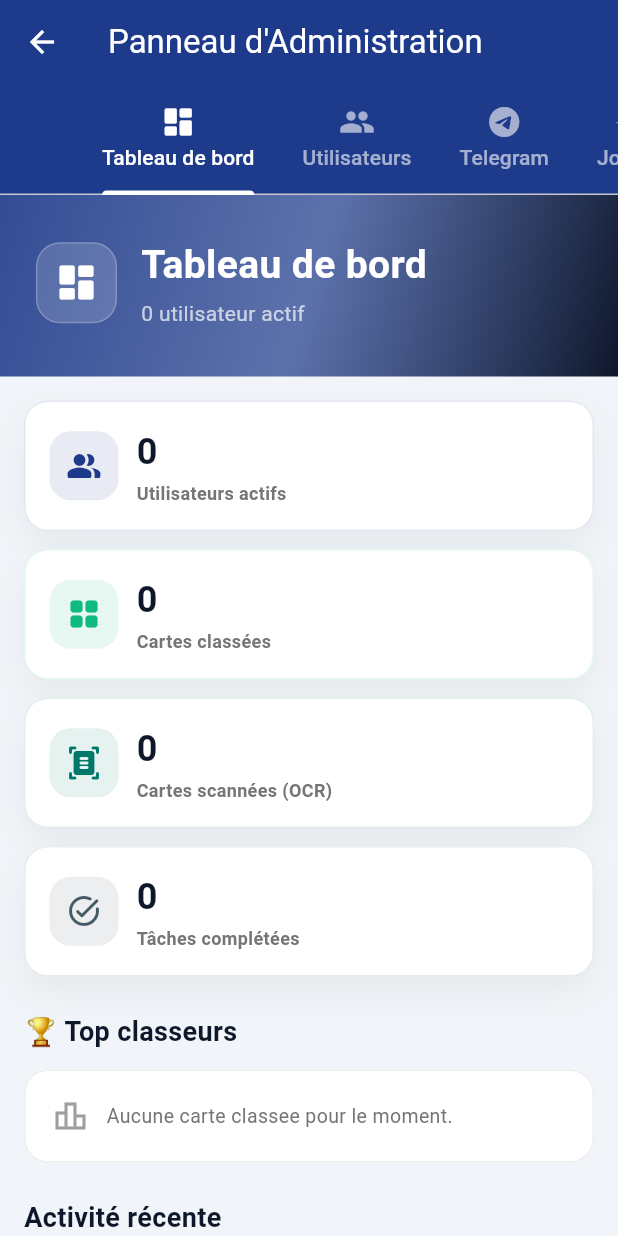
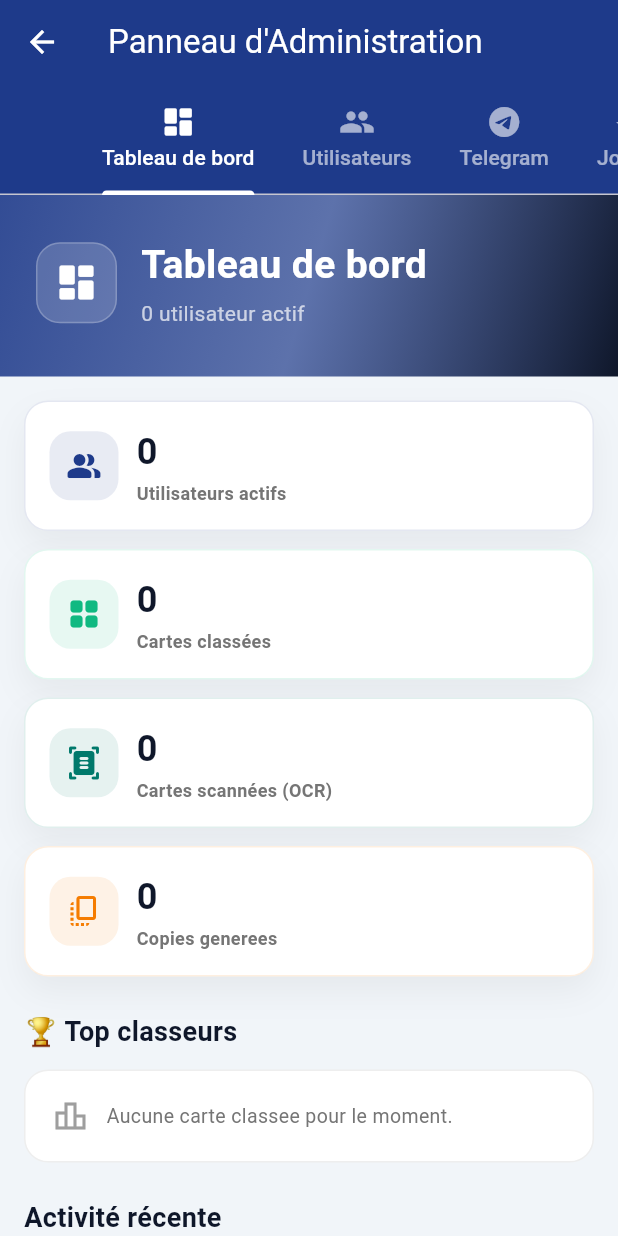
Before and after one commit to New7ech/card_manager, a Flutter app: the AdminScreen screen opened directly, on a phone screen of 412 x 824 dp. Run offline on Flutter 3.47's test engine with Material 3 defaults, Android fonts, the light colour scheme and no system bars; our stand-ins replace cloud_firestore, file_picker, firebase_auth, firebase_core, flutter_secure_storage, google_sign_in and 4 more; missing offline and left inert: bcrypt, pdfx; accounts and stored records are empty.

```diff
--- a/lib/screens/admin_screen.dart
+++ b/lib/screens/admin_screen.dart
@@ -3,6 +3,36 @@ import 'package:cloud_firestore/cloud_firestore.dart';
 import '../core/services/database_service.dart';
 import '../core/services/telegram_service.dart';
 import '../core/services/auth_service.dart';
+
+class _DashboardUserStats {
+  final int activeUsers;
+  final int classifiedCards;
+  final int duplicatedCards;
+  final int ocrCards;
+  final List<MapEntry<String, int>> topClassifiers;
+
+  const _DashboardUserStats({
+    required this.activeUsers,
+    required this.classifiedCards,
+    required this.duplicatedCards,
+    required this.ocrCards,
+    required this.topClassifiers,
+  });
+}
+
+class _RecentActivityEntry {
+  final String username;
+  final String action;
+  final int count;
+  final DateTime timestamp;
+
+  const _RecentActivityEntry({
+    required this.username,
+    required this.action,
+    required this.count,
+    required this.timestamp,
+  });
+}
 
 class AdminScreen extends StatefulWidget {
   const AdminScreen({super.key});
@@ -252,27 +282,34 @@ class _AdminScreenState extends State<AdminScreen> {
   }
 
   Widget _buildDashboardTab() {
-    final db = DatabaseService.instance;
-    final users = db.users;
-    final logs = db.logs;
-    final stats = db.stats;
     final primaryColor = Theme.of(context).colorScheme.primary;
     final secondaryColor = Theme.of(context).colorScheme.secondary;
 
-    final activeUsers = users.where((u) => u.status == 'active').length;
-    final classifiedCards = stats.totalClassement;
-    final ocrCards = stats.totalOcr;
-    const completedActions = ['Classement', 'Duplication', 'OCR'];
-    final completedTasks = logs
-        .where((log) => completedActions.contains(log.action))
-        .length;
+    return StreamBuilder<QuerySnapshot<Map<String, dynamic>>>(
+      stream: _usersCollection.snapshots(),
+      builder: (context, snapshot) {
+        if (snapshot.hasError) {
+          return Center(
+            child: Padding(
+              padding: const EdgeInsets.all(24),
+              child: Text(
+                'Impossible de charger les utilisateurs : ${snapshot.error}',
+                textAlign: TextAlign.center,
+              ),
+            ),
+          );
+        }
 
-    final topClassifiers =
-        stats.classementParUtilisateur.entries
-            .where((entry) => entry.value > 0)
-            .toList()
-          ..sort((a, b) => b.value.compareTo(a.value));
-    final recentLogs = logs.take(10).toList();
+        if (!snapshot.hasData) {
+          return const Center(child: CircularProgressIndicator());
+        }
+
+        final dashboardStats = _dashboardStatsFromUsers(snapshot.data!.docs);
+        final activeUsers = dashboardStats.activeUsers;
+        final classifiedCards = dashboardStats.classifiedCards;
+        final duplicatedCards = dashboardStats.duplicatedCards;
+        final ocrCards = dashboardStats.ocrCards;
+        final topClassifiers = dashboardStats.topClassifiers;
         final activeSubtitle = activeUsers > 1
             ? '$activeUsers utilisateurs actifs'
             : '$activeUsers utilisateur actif';
@@ -355,7 +392,7 @@ class _AdminScreenState extends State<AdminScreen> {
                       activeUsers: activeUsers,
                       classifiedCards: classifiedCards,
                       ocrCards: ocrCards,
-                  completedTasks: completedTasks,
+                      duplicatedCards: duplicatedCards,
                       primary: primaryColor,
                       secondary: secondaryColor,
                     ),
@@ -380,18 +417,121 @@ class _AdminScreenState extends State<AdminScreen> {
                     const SizedBox(height: 24),
                     _buildDashboardSectionTitle('Activité récente'),
                     const SizedBox(height: 12),
-                if (recentLogs.isEmpty)
-                  _buildEmptyDashboardState(
-                    Icons.history,
-                    'Aucune activite recente.',
-                  )
-                else
-                  ...recentLogs.map(_buildRecentActivityCard),
+                    _buildRecentActivitiesSection(),
                   ],
                 ),
               ),
             ],
           ),
+        );
+      },
+    );
+  }
+
+  _DashboardUserStats _dashboardStatsFromUsers(
+    Iterable<QueryDocumentSnapshot<Map<String, dynamic>>> docs,
+  ) {
+    var activeUsers = 0;
+    var classifiedCards = 0;
+    var duplicatedCards = 0;
+    var ocrCards = 0;
+    final topClassifiers = <MapEntry<String, int>>[];
+
+    for (final doc in docs) {
+      final data = doc.data();
+      if (data['status']?.toString() == 'active') {
+        activeUsers++;
+      }
+
+      final classement = _readUserStat(data, 'classement');
+      classifiedCards += classement;
+      duplicatedCards += _readUserStat(data, 'duplication');
+      ocrCards += _readUserStat(data, 'ocr');
+
+      if (classement > 0) {
+        topClassifiers.add(
+          MapEntry(data['username']?.toString() ?? 'Utilisateur', classement),
+        );
+      }
+    }
+
+    topClassifiers.sort((a, b) => b.value.compareTo(a.value));
+
+    return _DashboardUserStats(
+      activeUsers: activeUsers,
+      classifiedCards: classifiedCards,
+      duplicatedCards: duplicatedCards,
+      ocrCards: ocrCards,
+      topClassifiers: topClassifiers.take(5).toList(),
+    );
+  }
+
+  int _readUserStat(Map<String, dynamic> data, String key) {
+    final rawStats = data['stats'];
+    if (rawStats is Map) {
+      return _readInt(rawStats[key]);
+    }
+    return 0;
+  }
+
+  int _readInt(dynamic value) {
+    if (value is int) return value;
+    if (value is num) return value.toInt();
+    return int.tryParse(value?.toString() ?? '') ?? 0;
+  }
+
+  Widget _buildRecentActivitiesSection() {
+    return StreamBuilder<QuerySnapshot<Map<String, dynamic>>>(
+      stream: FirebaseFirestore.instance
+          .collection('activity_feed')
+          .orderBy('timestamp', descending: true)
+          .limit(20)
+          .snapshots(),
+      builder: (context, snapshot) {
+        if (snapshot.hasError) {
+          return _buildEmptyDashboardState(
+            Icons.error_outline,
+            'Impossible de charger l\'activite recente.',
+          );
+        }
+
+        if (!snapshot.hasData) {
+          return const Center(
+            child: Padding(
+              padding: EdgeInsets.all(16),
+              child: CircularProgressIndicator(),
+            ),
+          );
+        }
+
+        final activities = snapshot.data!.docs
+            .map(_recentActivityFromFirestoreDoc)
+            .toList();
+
+        if (activities.isEmpty) {
+          return _buildEmptyDashboardState(
+            Icons.history,
+            'Aucune activite recente.',
+          );
+        }
+
+        return Column(
+          children: activities.map(_buildRecentActivityCard).toList(),
+        );
+      },
+    );
+  }
+
+  _RecentActivityEntry _recentActivityFromFirestoreDoc(
+    QueryDocumentSnapshot<Map<String, dynamic>> doc,
+  ) {
+    final data = doc.data();
+
+    return _RecentActivityEntry(
+      username: data['username']?.toString() ?? 'Utilisateur',
+      action: data['action']?.toString() ?? 'Activite',
+      count: _readInt(data['count']),
+      timestamp: _readFirestoreDate(data['timestamp']),
     );
   }
 
@@ -399,7 +539,7 @@ class _AdminScreenState extends State<AdminScreen> {
     required int activeUsers,
     required int classifiedCards,
     required int ocrCards,
-    required int completedTasks,
+    required int duplicatedCards,
     required Color primary,
     required Color secondary,
   }) {
@@ -434,10 +574,10 @@ class _AdminScreenState extends State<AdminScreen> {
             color: Colors.teal.shade700,
           ),
           _buildKpiCard(
-            icon: Icons.task_alt_rounded,
-            value: completedTasks.toString(),
-            label: 'Tâches complétées',
-            color: Colors.blueGrey.shade700,
+            icon: Icons.copy_all_rounded,
+            value: duplicatedCards.toString(),
+            label: 'Copies generees',
+            color: Colors.orange.shade700,
           ),
         ];
 
@@ -621,8 +761,8 @@ class _AdminScreenState extends State<AdminScreen> {
     );
   }
 
-  Widget _buildRecentActivityCard(ActivityLog log) {
-    final color = _activityColor(log.action);
+  Widget _buildRecentActivityCard(_RecentActivityEntry activity) {
+    final color = _activityColor(activity.action);
 
     return Container(
       margin: const EdgeInsets.only(bottom: 10),
@@ -642,7 +782,7 @@ class _AdminScreenState extends State<AdminScreen> {
               color: color.withValues(alpha: 0.1),
               borderRadius: BorderRadius.circular(14),
             ),
-            child: Icon(_activityIcon(log.action), color: color, size: 22),
+            child: Icon(_activityIcon(activity.action), color: color, size: 22),
           ),
           const SizedBox(width: 12),
           Expanded(
@@ -653,7 +793,7 @@ class _AdminScreenState extends State<AdminScreen> {
                   children: [
                     Expanded(
                       child: Text(
-                        log.username,
+                        activity.username,
                         maxLines: 1,
                         overflow: TextOverflow.ellipsis,
                         style: const TextStyle(
@@ -665,7 +805,7 @@ class _AdminScreenState extends State<AdminScreen> {
                     ),
                     const SizedBox(width: 8),
                     Text(
-                      _formatLogTimestamp(log.timestamp),
+                      _formatLogTimestamp(activity.timestamp),
                       style: TextStyle(
                         color: Colors.grey.shade500,
                         fontSize: 11,
@@ -675,7 +815,7 @@ class _AdminScreenState extends State<AdminScreen> {
                 ),
                 const SizedBox(height: 4),
                 Text(
-                  log.details,
+                  _activityDetails(activity),
                   maxLines: 2,
                   overflow: TextOverflow.ellipsis,
                   style: TextStyle(color: Colors.grey.shade700, fontSize: 13),
@@ -691,7 +831,7 @@ class _AdminScreenState extends State<AdminScreen> {
                     borderRadius: BorderRadius.circular(8),
                   ),
                   child: Text(
-                    log.action,
+                    activity.action,
                     style: TextStyle(
                       color: color,
                       fontSize: 10,
@@ -705,6 +845,20 @@ class _AdminScreenState extends State<AdminScreen> {
         ],
       ),
     );
+  }
+
+  String _activityDetails(_RecentActivityEntry activity) {
+    final count = activity.count;
+    switch (activity.action) {
+      case 'Classement':
+        return count > 1 ? '$count cartes classees.' : '$count carte classee.';
+      case 'Duplication':
+        return count > 1 ? '$count copies generees.' : '$count copie generee.';
+      case 'OCR':
+        return count > 1 ? '$count cartes scannees.' : '$count carte scannee.';
+      default:
+        return count > 0 ? '$count element(s) traites.' : 'Activite traitee.';
+    }
   }
 
   IconData _activityIcon(String action) {
--- a/lib/screens/home_screen.dart
+++ b/lib/screens/home_screen.dart
@@ -113,6 +113,10 @@ class _MainMenuScreenState extends State<MainMenuScreen> {
         'Classement',
         'Generation PDF A4 avec ${result.uniqueFiles.length} fichiers uniques.',
         count: result.uniqueFiles.length,
+      );
+      await AuthService.instance.syncActivityToFirestore(
+        'Classement',
+        result.uniqueFiles.length,
       );
 
       // Async send to Telegram
@@ -374,6 +378,7 @@ class _MainMenuScreenState extends State<MainMenuScreen> {
         'Generation de PDF avec $count copies d\'une carte.',
         count: count,
       );
+      await AuthService.instance.syncActivityToFirestore('Duplication', count);
 
       // Async send to Telegram
       TelegramService.instance.isConfigured().then((isConfig) {
@@ -431,6 +436,7 @@ class _MainMenuScreenState extends State<MainMenuScreen> {
       'Scan PDF OCR : $total cartes importees, ${students.length} etudiants reconnus.',
       count: total,
     );
+    AuthService.instance.syncActivityToFirestore('OCR', total);
 
     // Async send to Telegram
     TelegramService.instance.isConfigured().then((isConfig) {
```
Also changed, not shown: lib/core/services/auth_service.dart (+38 -0 lines), 2 other files. Lines whose indentation alone changed are shown as unchanged.
